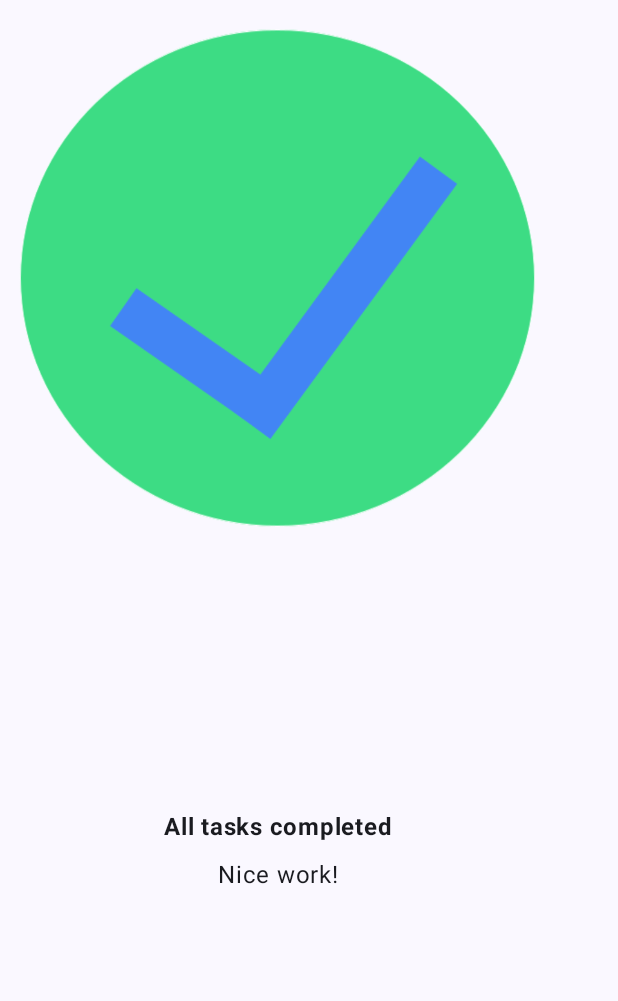
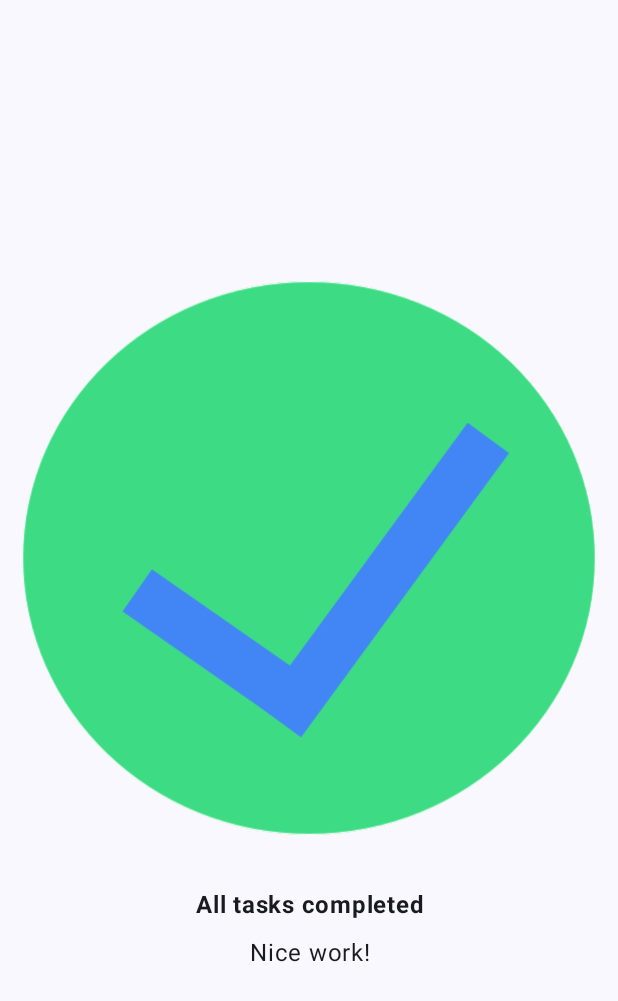
Before and after one commit to IvanYamorik/androidKotlin, an Android app built with Jetpack Compose: the screen it shows after launch (MainActivity), on a phone screen of 412 x 824 dp. Shown: the top 1001 px of the screen. Run offline under Robolectric (Android 15) with nearby library versions, the phone set to English and light mode, and no system bars.

Commit message:
Task manager 2.0 - fixed paddings. Stretched image to the full screen.

```diff
--- a/Taskmanager/app/src/main/java/com/example/taskmanager/MainActivity.kt
+++ b/Taskmanager/app/src/main/java/com/example/taskmanager/MainActivity.kt
@@ -8,7 +8,9 @@ import androidx.compose.foundation.Image
 import androidx.compose.foundation.background
 import androidx.compose.foundation.layout.Arrangement
 import androidx.compose.foundation.layout.Column
+import androidx.compose.foundation.layout.fillMaxHeight
 import androidx.compose.foundation.layout.fillMaxSize
+import androidx.compose.foundation.layout.fillMaxWidth
 import androidx.compose.foundation.layout.padding
 import androidx.compose.foundation.layout.size
 import androidx.compose.material3.MaterialTheme
@@ -38,10 +40,7 @@ class MainActivity : ComponentActivity() {
                     modifier = Modifier.fillMaxSize(),
                     color = MaterialTheme.colorScheme.background
                 ) {
-                    MainImage(
-                        line1 = stringResource(R.string.tasks_completion),
-                        praise = stringResource(R.string.evaluation)
-                    )
+                    TaskCompletedScreen()
 
                 }
             }
@@ -50,22 +49,30 @@ class MainActivity : ComponentActivity() {
 }
 
 @Composable
-fun SuccessText(line1: String, praise: String, modifier: Modifier = Modifier) {
+fun TaskCompletedScreen() {
 
     Column(
-        modifier = modifier,
+        modifier = Modifier
+            .fillMaxWidth()
+            .fillMaxHeight(),
         verticalArrangement = Arrangement.Center,
         horizontalAlignment = Alignment.CenterHorizontally
     ) {
+        val image = painterResource(R.drawable.ic_task_completed)
+        Image(
+            painter = image,
+            contentDescription = null,
+            alignment = Alignment.Center
+        )
         Text(
-            text = line1,
+            text = stringResource(R.string.tasks_completion),
             fontWeight = FontWeight.Bold,
             modifier = Modifier
                 .padding(top = 24.dp, bottom = 8.dp),
             textAlign = TextAlign.Center
         )
         Text(
-            text = praise,
+            text = stringResource(R.string.evaluation),
             fontSize = 16.sp,
             textAlign = TextAlign.Center,
 
@@ -73,34 +80,12 @@ fun SuccessText(line1: String, praise: String, modifier: Modifier = Modifier) {
     }
 }
 
-@Composable
-fun MainImage(line1: String, praise: String, modifier: Modifier = Modifier) {
-    val image = painterResource(R.drawable.ic_task_completed)
 
-    Column(modifier) {
-        Image(
-            painter = image,
-            contentDescription = null,
-            modifier = Modifier.size(370.dp),
-            alignment = Alignment.Center,
-
-
-        )
-        SuccessText(
-            line1 = line1,
-            praise = praise,
-            modifier = Modifier.size(370.dp)
-        )
-    }
-}
 
 @Preview(showBackground = true)
 @Composable
-fun GreetingPreview() {
+fun TaskCompletedPreview() {
     TaskManagerTheme {
-            MainImage(
-                line1 = stringResource(R.string.tasks_completion),
-                praise = stringResource(R.string.evaluation)
-            )
+        TaskCompletedScreen()
     }
 }
```
